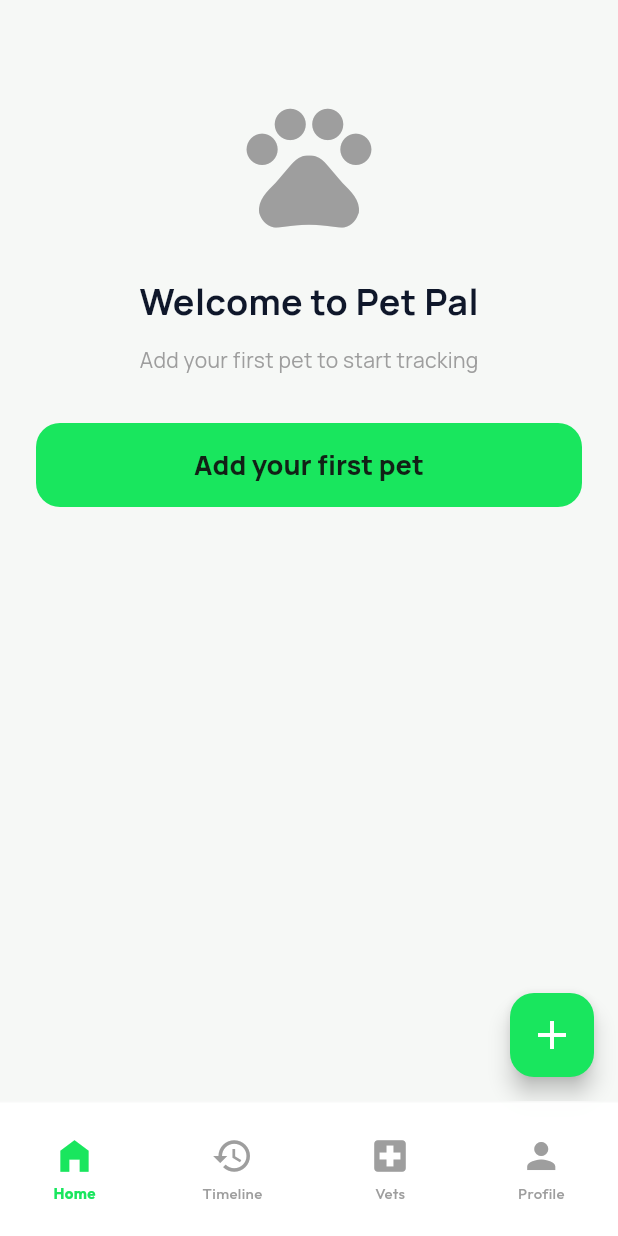
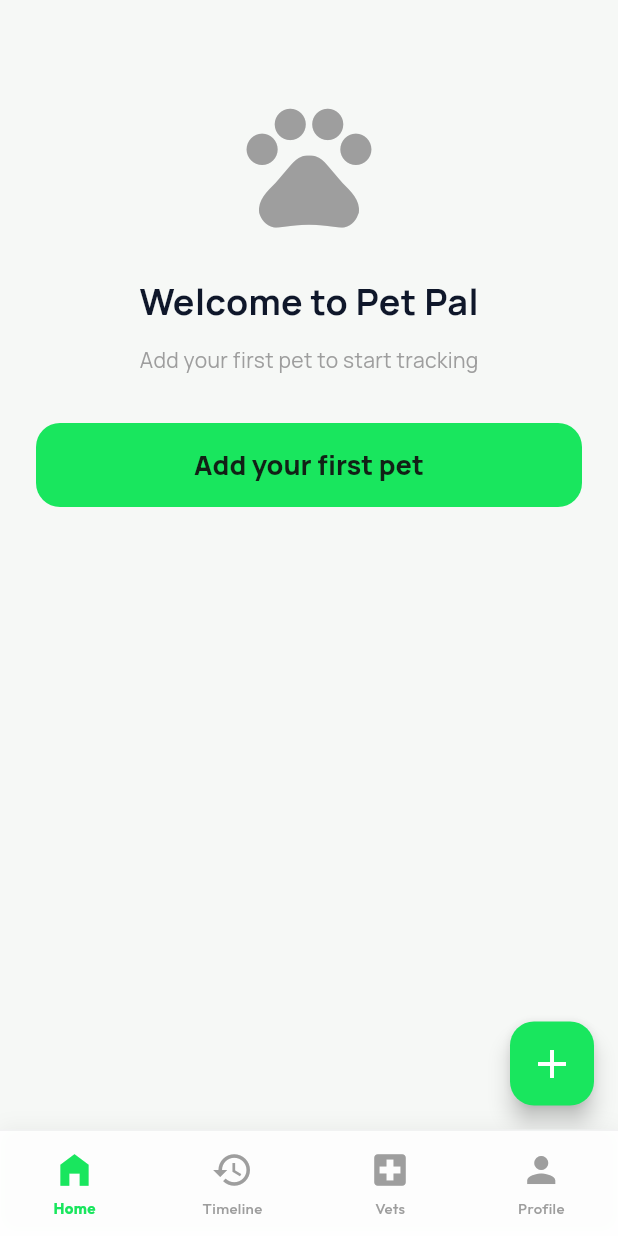
Before and after one commit to Arkemix30/pet-pal-health, a Flutter app: the screen it shows once a user with an empty profile is signed in, on a phone screen of 412 x 824 dp. Run offline on Flutter 3.47's test engine with Material 3 defaults, Android fonts, the phone set to English and light mode, and no system bars; drawn by our look-alikes of flutter_animate; our stand-ins replace cached_network_image, flutter_dotenv, flutter_local_notifications, flutter_riverpod, flutter_timezone, google_fonts and 7 more; accounts and stored records are empty; generated files the repository leaves out were written again; network calls fail.

Commit message:
refactor(layout): refine bottom navigation and main scaffold structure

```diff
--- a/lib/main.dart
+++ b/lib/main.dart
@@ -122,16 +122,25 @@ class _HomeScreenState extends State<HomeScreen> {
     return Scaffold(
       body: _screens[_currentIndex],
       bottomNavigationBar: Container(
-        height: 90,
         decoration: BoxDecoration(
-          color: theme.colorScheme.surface.withValues(alpha: 0.95),
+          color: theme.colorScheme.surface.withValues(alpha: 0.9),
           border: Border(
             top: BorderSide(
-              color: theme.dividerColor.withValues(alpha: 0.05),
+              color: theme.colorScheme.onSurface.withValues(alpha: 0.05),
               width: 1,
             ),
           ),
+          boxShadow: [
+            BoxShadow(
+              color: Colors.black.withValues(alpha: 0.05),
+              blurRadius: 10,
+              offset: const Offset(0, -2),
             ),
+          ],
+        ),
+        child: SafeArea(
+          child: SizedBox(
+            height: 70,
             child: Row(
               mainAxisAlignment: MainAxisAlignment.spaceAround,
               children: [
@@ -140,6 +149,8 @@ class _HomeScreenState extends State<HomeScreen> {
                 _buildNavItem(2, Icons.local_hospital, 'Vets'),
                 _buildNavItem(3, Icons.person, 'Profile'),
               ],
+            ),
+          ),
         ),
       ),
     );
```
Lines whose indentation alone changed are shown as unchanged.
